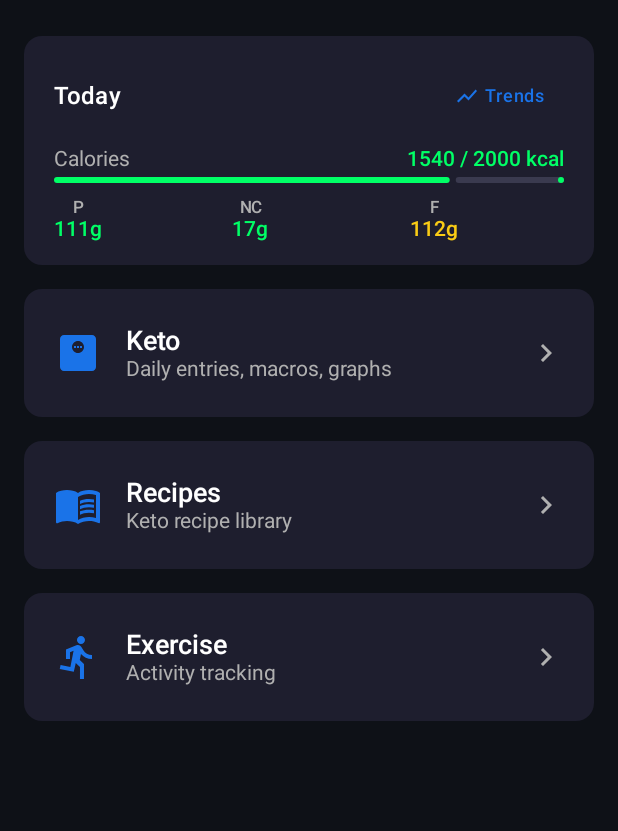
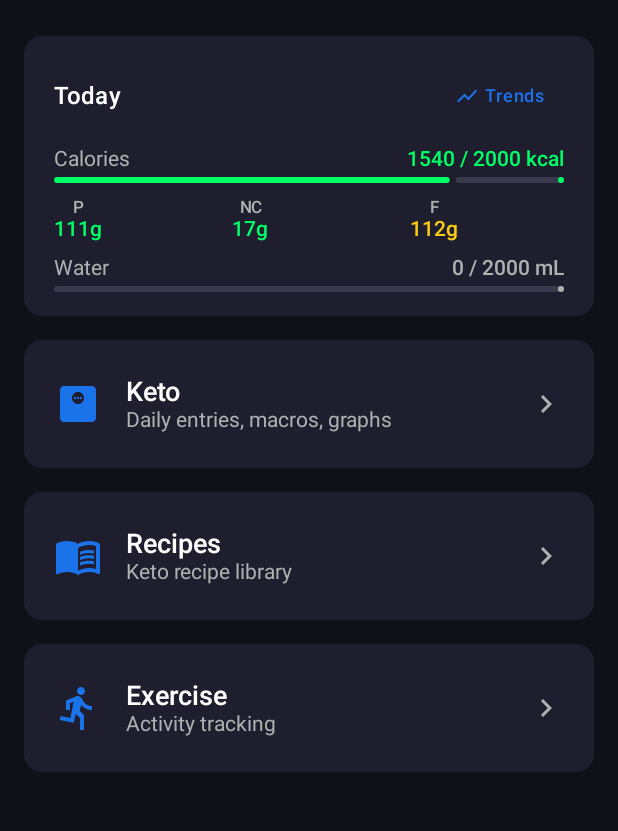
Before and after one commit to Crazy8697/ProjectEmber, an Android app built with Jetpack Compose: the screen it shows after launch (MainActivity), on a phone screen of 412 x 824 dp, the part 96-927 px from its top. Run offline under Robolectric (Android 15) with nearby library versions, the phone set to English and light mode, and no system bars; our stand-ins replace Room's generated code.

```diff
--- a/android/app/src/main/java/com/projectember/mobile/ui/screens/HomeScreen.kt
+++ b/android/app/src/main/java/com/projectember/mobile/ui/screens/HomeScreen.kt
@@ -98,6 +98,7 @@ fun HomeScreen(
                 proteinTarget = targets.proteinG,
                 netCarbsTarget = targets.netCarbsG,
                 fatTarget = targets.fatG,
+                waterTarget = targets.waterMl,
                 lastWeightKg = lastWeight?.weightKg,
                 lastWeightDate = lastWeight?.entryDate,
                 onNavigateToTrends = onNavigateToTrends
@@ -129,6 +130,22 @@ fun HomeScreen(
     }
 }
 
+/**
+ * Returns a goal-style status color for a metric where higher is better (protein, water, …).
+ * green ≥ 80 %, yellow ≥ 50 %, muted otherwise.
+ */
+@Composable
+private fun goalColor(value: Double, target: Double) =
+    if (target <= 0) MaterialTheme.colorScheme.onSurface
+    else {
+        val ratio = value / target
+        when {
+            ratio >= 0.8 -> SuccessGreen
+            ratio >= 0.5 -> WarningYellow
+            else         -> MaterialTheme.colorScheme.onSurfaceVariant
+        }
+    }
+
 @Composable
 private fun TodaySummaryCard(
     summary: TodaySummary,
@@ -136,6 +153,7 @@ private fun TodaySummaryCard(
     proteinTarget: Double,
     netCarbsTarget: Double,
     fatTarget: Double,
+    waterTarget: Double,
     lastWeightKg: Double?,
     lastWeightDate: String?,
     onNavigateToTrends: () -> Unit
@@ -248,6 +266,36 @@ private fun TodaySummaryCard(
                 )
             }
 
+            // Hydration row — shown only when a water target is set
+            if (waterTarget > 0) {
+                val waterColor = goalColor(summary.waterMl, waterTarget)
+                val waterPct = (summary.waterMl / waterTarget).toFloat().coerceIn(0f, 1f)
+                Column(verticalArrangement = Arrangement.spacedBy(4.dp)) {
+                    Row(
+                        modifier = Modifier.fillMaxWidth(),
+                        horizontalArrangement = Arrangement.SpaceBetween
+                    ) {
+                        Text(
+                            text = "Water",
+                            style = MaterialTheme.typography.bodyMedium,
+                            color = MaterialTheme.colorScheme.onSurfaceVariant
+                        )
+                        Text(
+                            text = "%.0f / %.0f mL".format(summary.waterMl, waterTarget),
+                            style = MaterialTheme.typography.bodyMedium,
+                            fontWeight = FontWeight.SemiBold,
+                            color = waterColor
+                        )
+                    }
+                    LinearProgressIndicator(
+                        progress = { waterPct },
+                        modifier = Modifier.fillMaxWidth(),
+                        color = waterColor,
+                        trackColor = MaterialTheme.colorScheme.surfaceVariant
+                    )
+                }
+            }
+
             // Weight row
             if (lastWeightKg != null) {
                 Row(
@@ -283,16 +331,7 @@ private fun MacroChip(
     unit: String,
     modifier: Modifier = Modifier
 ) {
-    val color = if (target > 0) {
-        val pct = value / target
-        when {
-            pct >= 0.8 -> SuccessGreen
-            pct >= 0.5 -> WarningYellow
-            else       -> MaterialTheme.colorScheme.onSurfaceVariant
-        }
-    } else {
-        MaterialTheme.colorScheme.onSurface
-    }
+    val color = goalColor(value, target)
 
     Box(modifier = modifier) {
         Column(horizontalAlignment = Alignment.CenterHorizontally) {
--- a/android/app/src/main/java/com/projectember/mobile/ui/screens/HomeViewModel.kt
+++ b/android/app/src/main/java/com/projectember/mobile/ui/screens/HomeViewModel.kt
@@ -11,6 +11,7 @@ import com.projectember.mobile.data.local.entities.effectiveCalories
 import com.projectember.mobile.data.local.entities.effectiveFat
 import com.projectember.mobile.data.local.entities.effectiveNetCarbs
 import com.projectember.mobile.data.local.entities.effectiveProtein
+import com.projectember.mobile.data.local.entities.effectiveWater
 import com.projectember.mobile.data.repository.KetoRepository
 import com.projectember.mobile.data.repository.SyncRepository
 import com.projectember.mobile.data.repository.WeightRepository
@@ -18,7 +19,7 @@ import com.projectember.mobile.sync.SyncManager
 import kotlinx.coroutines.flow.MutableStateFlow
 import kotlinx.coroutines.flow.SharingStarted
 import kotlinx.coroutines.flow.StateFlow
-import kotlinx.coroutines.flow.combine
+import kotlinx.coroutines.flow.map
 import kotlinx.coroutines.flow.stateIn
 import kotlinx.coroutines.launch
 import java.time.LocalDate
@@ -28,7 +29,8 @@ data class TodaySummary(
     val calories: Double,
     val proteinG: Double,
     val fatG: Double,
-    val netCarbsG: Double
+    val netCarbsG: Double,
+    val waterMl: Double = 0.0
 )
 
 class HomeViewModel(
@@ -71,20 +73,21 @@ class HomeViewModel(
     /** Aggregate of all keto (food) entries for today — exercise excluded. */
     val todaySummary: StateFlow<TodaySummary> = ketoRepository
         .getEntriesForDate(today)
-        .combine(targetsStore.targets) { entries, _ ->
+        .map { entries ->
             // Only food entries count toward the dashboard calorie summary.
             val food = entries.filter { it.eventType != "exercise" }
             TodaySummary(
                 calories  = food.sumOf { it.effectiveCalories() }.coerceAtLeast(0.0),
                 proteinG  = food.sumOf { it.effectiveProtein() },
                 fatG      = food.sumOf { it.effectiveFat() },
-                netCarbsG = food.sumOf { it.effectiveNetCarbs() }
+                netCarbsG = food.sumOf { it.effectiveNetCarbs() },
+                waterMl   = food.sumOf { it.effectiveWater() }
             )
         }
         .stateIn(
             scope = viewModelScope,
             started = SharingStarted.WhileSubscribed(5_000),
-            initialValue = TodaySummary(0.0, 0.0, 0.0, 0.0)
+            initialValue = TodaySummary(0.0, 0.0, 0.0, 0.0, 0.0)
         )
 
     /** Latest logged body weight, or null if none recorded. */
```
Also changed, not shown: android/app/src/main/java/com/projectember/mobile/ui/screens/RecipesScreen.kt (+42 -2 lines).
